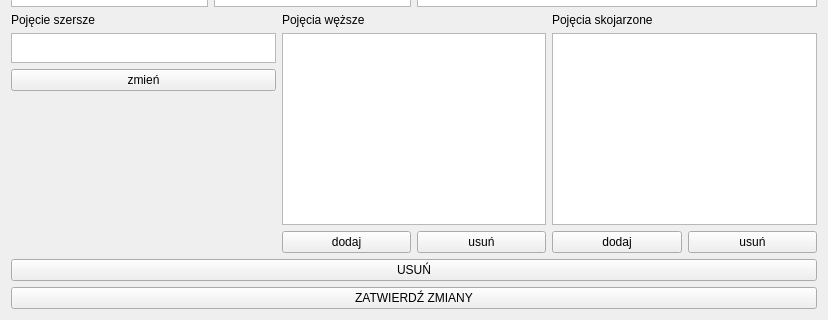
Old version of the form scalone/ui/edytor.ui in the repository mpichlin/KPW; both pictures show x 0 to 828 and y 264 to 584 of the 828 by 584 pixel window.
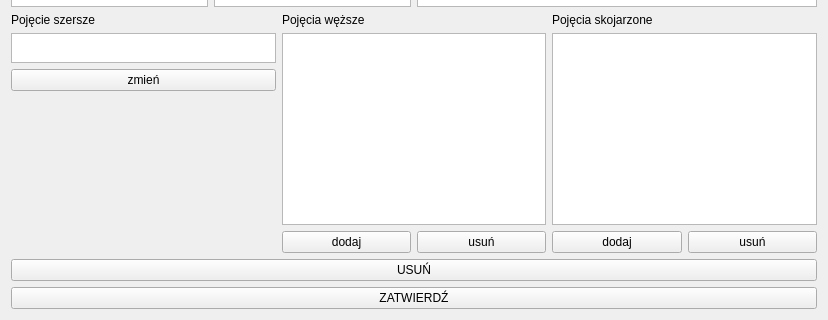
New version of the form.

What changed in the file:
```diff
--- a/scalone/ui/edytor.ui
+++ b/scalone/ui/edytor.ui
@@ -274,7 +274,7 @@
    <item>
     <widget class="QPushButton" name="zatwierdzButton">
      <property name="text">
-      <string>ZATWIERDŹ ZMIANY</string>
+      <string>ZATWIERDŹ</string>
      </property>
     </widget>
    </item>
```
